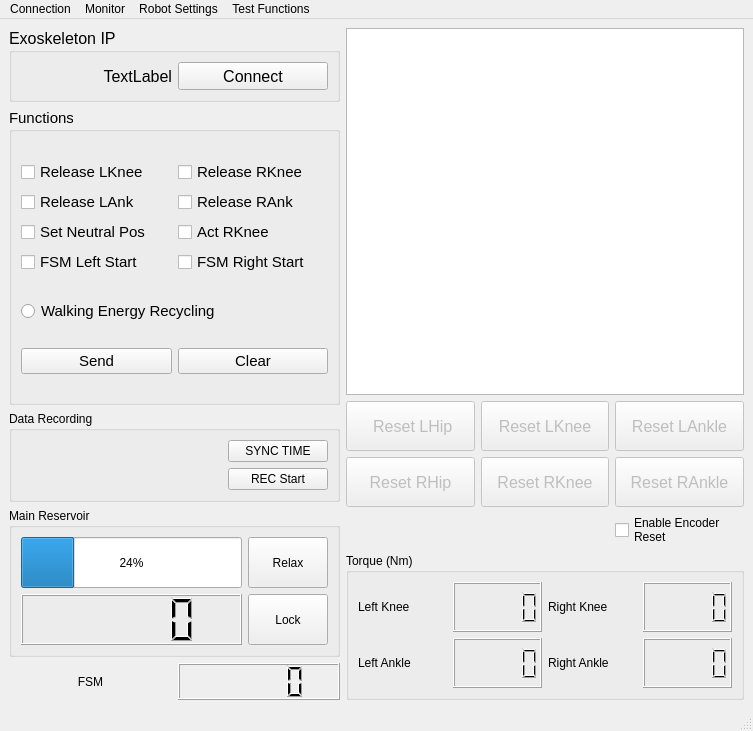
Before: the Qt Designer form exo_gui/UI/exo_gui_mw2.ui in haolee21/ExoRPI4, drawn with Qt 5.
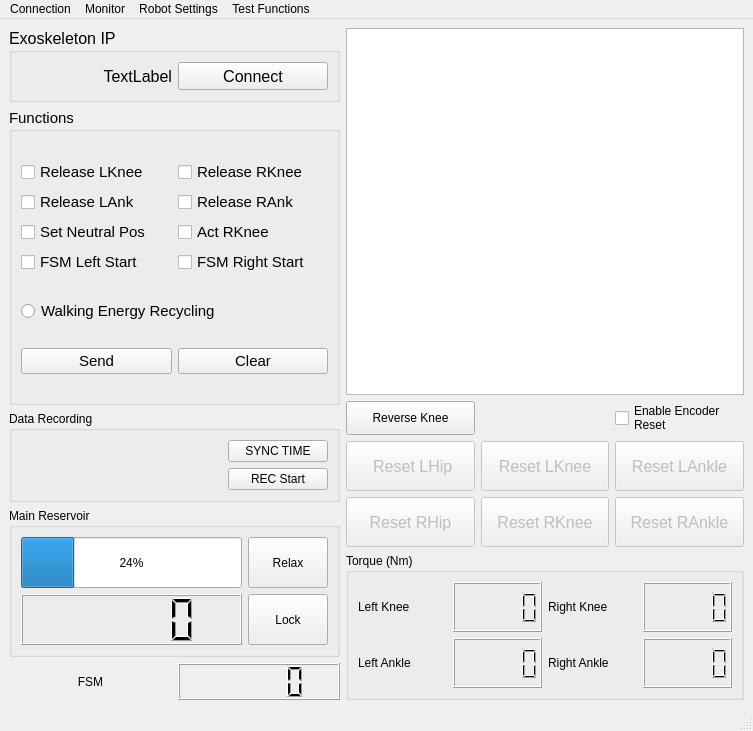
After: the same form once the commit is applied. Custom widgets are drawn as their Qt base class.

Commit message: add forward knee into gui and robot code

The edit to the form file:
```diff
--- a/exo_gui/UI/exo_gui_mw2.ui
+++ b/exo_gui/UI/exo_gui_mw2.ui
@@ -295,7 +295,7 @@
       </item>
       <item>
        <layout class="QGridLayout" name="gridLayout_5">
-        <item row="1" column="2">
+        <item row="2" column="2">
          <widget class="QPushButton" name="btn_resetRAnk">
           <property name="enabled">
            <bool>false</bool>
@@ -316,7 +316,7 @@
           </property>
          </widget>
         </item>
-        <item row="1" column="1">
+        <item row="2" column="1">
          <widget class="QPushButton" name="btn_resetRKne">
           <property name="enabled">
            <bool>false</bool>
@@ -337,7 +337,7 @@
           </property>
          </widget>
         </item>
-        <item row="0" column="0">
+        <item row="1" column="0">
          <widget class="QPushButton" name="btn_resetLHip">
           <property name="enabled">
            <bool>false</bool>
@@ -358,7 +358,7 @@
           </property>
          </widget>
         </item>
-        <item row="0" column="2">
+        <item row="1" column="2">
          <widget class="QPushButton" name="btn_resetLAnk">
           <property name="enabled">
            <bool>false</bool>
@@ -379,7 +379,7 @@
           </property>
          </widget>
         </item>
-        <item row="0" column="1">
+        <item row="1" column="1">
          <widget class="QPushButton" name="btn_resetLKne">
           <property name="enabled">
            <bool>false</bool>
@@ -400,7 +400,7 @@
           </property>
          </widget>
         </item>
-        <item row="1" column="0">
+        <item row="2" column="0">
          <widget class="QPushButton" name="btn_resetRHip">
           <property name="enabled">
            <bool>false</bool>
@@ -421,7 +421,7 @@
           </property>
          </widget>
         </item>
-        <item row="2" column="2">
+        <item row="0" column="2">
          <widget class="QCheckBox" name="checkBox_encoder_reset">
           <property name="text">
            <string>Enable Encoder 
@@ -429,6 +429,19 @@
           </property>
          </widget>
         </item>
+        <item row="0" column="0">
+         <widget class="QPushButton" name="btn_reverse_knee">
+          <property name="sizePolicy">
+           <sizepolicy hsizetype="Minimum" vsizetype="Preferred">
+            <horstretch>0</horstretch>
+            <verstretch>0</verstretch>
+           </sizepolicy>
+          </property>
+          <property name="text">
+           <string>Reverse Knee</string>
+          </property>
+         </widget>
+        </item>
        </layout>
       </item>
       <item>
```
The commit also changes 13 other files.
